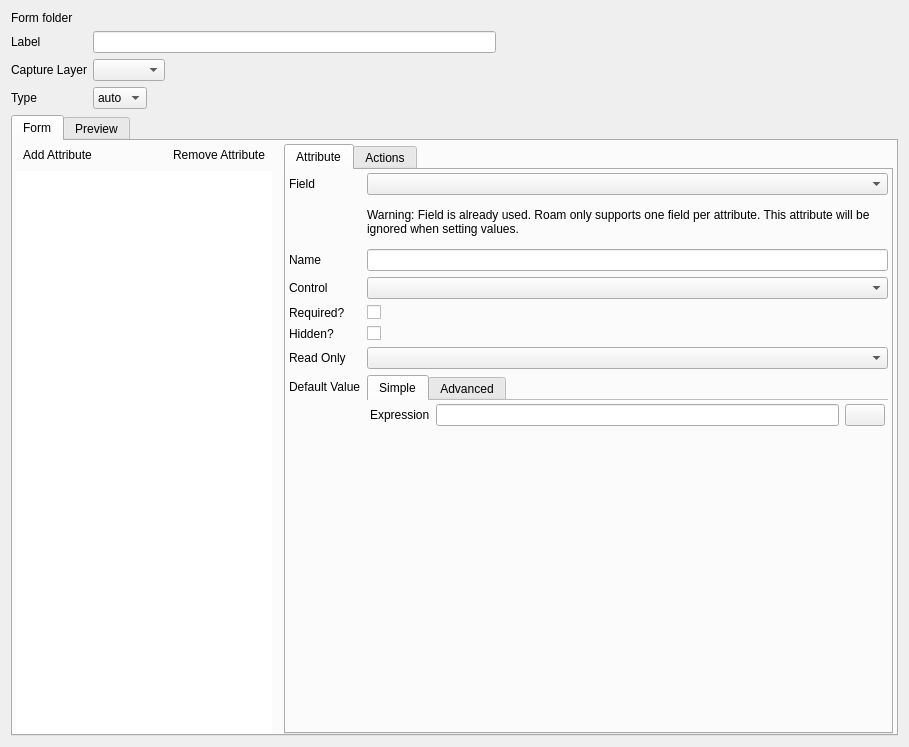
roam-qgis/Roam, file src/configmanager/ui/nodewidgets/ui_formwidget.ui: the form before one commit.
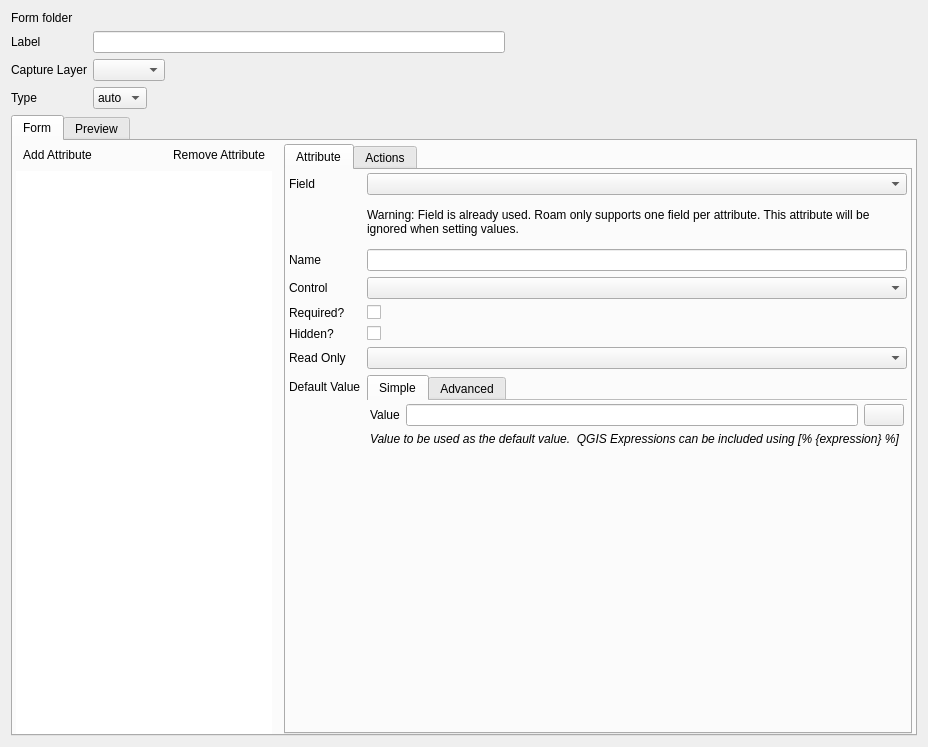
The form after the commit. The open tabs and pages were chosen to show the change. Icons and pictures are not drawn. Custom widgets are drawn as their Qt base class.

Commit message: Fix #301 - Fix missing default expression button

```diff
--- a/src/configmanager/ui/nodewidgets/ui_formwidget.ui
+++ b/src/configmanager/ui/nodewidgets/ui_formwidget.ui
@@ -543,7 +543,7 @@
                     <item>
                      <widget class="QLabel" name="label_14">
                       <property name="text">
-                       <string>Expression</string>
+                       <string>Value</string>
                       </property>
                      </widget>
                     </item>
@@ -569,6 +569,18 @@
                     </item>
                    </layout>
                   </item>
+                  <item>
+                   <widget class="QLabel" name="label_18">
+                    <property name="font">
+                     <font>
+                      <italic>true</italic>
+                     </font>
+                    </property>
+                    <property name="text">
+                     <string>Value to be used as the default value.  QGIS Expressions can be included using [% {expression} %]</string>
+                    </property>
+                   </widget>
+                  </item>
                   <item>
                    <spacer name="verticalSpacer">
                     <property name="orientation">
```
Left out of the diff: 111 changed lines with no effect on the pictures. The commit also changes 1 other file.
